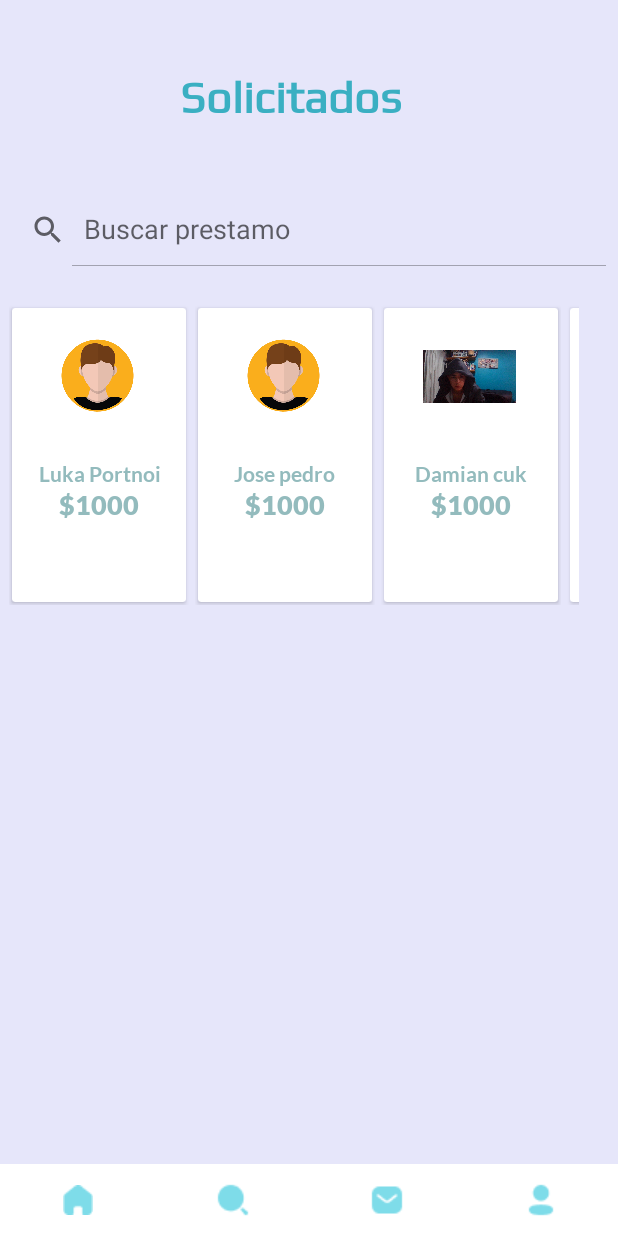
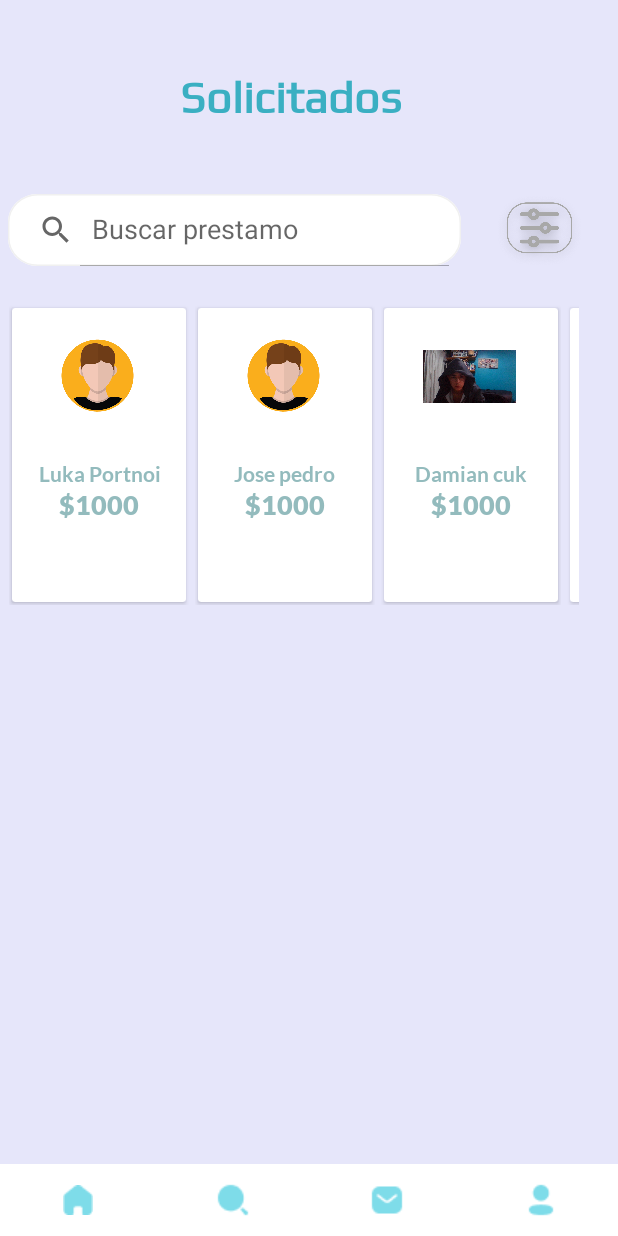
Before and after one commit to LoanGrounds/AndroidStudioLG, an Android app: the fragment LupaFragment placed in its activity, on a phone screen of 412 x 824 dp. Run offline under Robolectric (Android 15) with nearby library versions, the phone set to English and light mode, and no system bars; Roboto replaces fonts that are not available here.

Commit message:
actualizacion19>45 21/05

```diff
--- a/ProyectFinal/app/src/main/java/com/example/ProyectoFinal/loangrounds/MainActivityInicio.java
+++ b/ProyectFinal/app/src/main/java/com/example/ProyectoFinal/loangrounds/MainActivityInicio.java
@@ -14,6 +14,7 @@ import com.example.ProyectoFinal.loangrounds.Menu.CadaSolicitadoFragment;
 import com.example.ProyectoFinal.loangrounds.Menu.ContactoFragment;
 import com.example.ProyectoFinal.loangrounds.Menu.CrearPrestamoFragment;
 import com.example.ProyectoFinal.loangrounds.Menu.EditarPerfilFragment;
+import com.example.ProyectoFinal.loangrounds.Menu.FiltrosFragment;
 import com.example.ProyectoFinal.loangrounds.Menu.MenuFragment;
 import com.example.ProyectoFinal.loangrounds.Menu.LupaFragment;
 import com.example.ProyectoFinal.loangrounds.Menu.SolicitadosFragment;
@@ -30,6 +31,8 @@ public class MainActivityInicio extends AppCompatActivity {
     CadaSolicitadoFragment fragmentCadaSolicitado;
     CrearPrestamoFragment fragmentCrearPrestamo;
     EditarPerfilFragment fragmentEditarPerfil;
+    FiltrosFragment fragmentFiltros;
+
     private Object SupportFragmentManager;
 
 
@@ -70,6 +73,7 @@ public class MainActivityInicio extends AppCompatActivity {
         fragmentCadaSolicitado=new CadaSolicitadoFragment();
         fragmentCrearPrestamo=new CrearPrestamoFragment();
         fragmentEditarPerfil=new EditarPerfilFragment();
+        fragmentFiltros=new FiltrosFragment();
     }
     public  void setFragmentMenu(){
 
@@ -108,6 +112,10 @@ public class MainActivityInicio extends AppCompatActivity {
         reemplazarFragmenbts(fragmentCrearPrestamo);
 
     }
+    public  void setFragmentFiltros(){
+        reemplazarFragmenbts(fragmentFiltros);
+
+    }
 
 
     public void EnviarMensaje(int position,  List<Prestamo> prestamoList){
--- a/ProyectFinal/app/src/main/java/com/example/ProyectoFinal/loangrounds/Menu/ContactoFragment.java
+++ b/ProyectFinal/app/src/main/java/com/example/ProyectoFinal/loangrounds/Menu/ContactoFragment.java
@@ -37,6 +37,7 @@ public class ContactoFragment extends Fragment {
         layoutRhoot = inflater.inflate(R.layout.fragment_contacto, container, false);
 
         ObtenerReferencias();
+        SetearListners();
         return layoutRhoot;
     }
 
@@ -49,22 +50,20 @@ public class ContactoFragment extends Fragment {
 
     public void SetearListners() {
 
-        editarPerfil.setOnClickListener(editarPerfil_Click);
 
+        editarPerfil.setOnClickListener(new View.OnClickListener() {
+            @Override
+            public void onClick(View v) {
+                MainActivityInicio actividadContenedora;
+                actividadContenedora = (MainActivityInicio) getActivity();
+                actividadContenedora.setFragmentEditarPerfil();
+
+            }
+        });
 
     }
 
 
 
-    View.OnClickListener editarPerfil_Click = new View.OnClickListener() {
-        @Override
-        public void onClick(View view) {
 
-
-            MainActivityInicio actividadContenedora;
-            actividadContenedora = (MainActivityInicio) getActivity();
-            actividadContenedora.setFragmentEditarPerfil();
-
-        }
-    };
 }
--- /dev/null
+++ b/ProyectFinal/app/src/main/java/com/example/ProyectoFinal/loangrounds/Menu/FiltrosFragment.java
@@ -0,0 +1,38 @@
+package com.example.ProyectoFinal.loangrounds.Menu;
+
+import android.os.Bundle;
+
+import androidx.fragment.app.Fragment;
+
+import android.view.LayoutInflater;
+import android.view.View;
+import android.view.ViewGroup;
+
+import com.example.ProyectoFinal.loangrounds.R;
+
+
+public class FiltrosFragment extends Fragment {
+
+    View layoutRhoot;
+
+    public FiltrosFragment() {
+        // Required empty public constructor
+    }
+
+
+
+    @Override
+    public void onCreate(Bundle savedInstanceState) {
+        super.onCreate(savedInstanceState);
+
+    }
+
+    @Override
+    public View onCreateView(LayoutInflater inflater, ViewGroup container,
+                             Bundle savedInstanceState) {
+        // Inflate the layout for this fragment
+        layoutRhoot= inflater.inflate(R.layout.fragment_filtros, container, false);
+
+        return layoutRhoot;
+    }
+}
--- a/ProyectFinal/app/src/main/java/com/example/ProyectoFinal/loangrounds/Menu/LupaFragment.java
+++ b/ProyectFinal/app/src/main/java/com/example/ProyectoFinal/loangrounds/Menu/LupaFragment.java
@@ -12,6 +12,7 @@ import android.view.View;
 import android.view.ViewGroup;
 import android.widget.Adapter;
 import android.widget.ImageButton;
+import android.widget.ImageView;
 import android.widget.ListView;
 import android.widget.SearchView;
 import android.widget.Toast;
@@ -35,6 +36,7 @@ public class LupaFragment extends Fragment implements SearchView.OnQueryTextList
     RecyclerView recyclerView;
     LupaAdapter lupaAdapter;
     SearchView buscarPrestamo;
+    ImageView filtros;
 
     ArrayList<Prestamo> prestamoList;
 
@@ -91,11 +93,21 @@ public class LupaFragment extends Fragment implements SearchView.OnQueryTextList
     private void ObtenerReferencias() {
         recyclerView=(RecyclerView) layoutRhoot.findViewById(R.id.recyclerView);
         buscarPrestamo=(SearchView) layoutRhoot.findViewById(R.id.buscarPrestamo);
+        filtros=(ImageView) layoutRhoot.findViewById(R.id.imgFiltros);
     }
 
     private void initListeners(){
 
         buscarPrestamo.setOnQueryTextListener(this);
+        filtros.setOnClickListener(new View.OnClickListener() {
+            @Override
+            public void onClick(View v) {
+                MainActivityInicio actividadContenedora;
+                actividadContenedora = (MainActivityInicio) getActivity();
+                actividadContenedora.setFragmentFiltros();
+
+            }
+        });
 
     }
 
--- /dev/null
+++ b/ProyectFinal/app/src/main/res/drawable/ic_baseline_filter_list_24.xml
@@ -0,0 +1,5 @@
+<vector android:height="24dp" android:tint="#7D8981"
+    android:viewportHeight="24" android:viewportWidth="24"
+    android:width="24dp" xmlns:android="http://schemas.android.com/apk/res/android">
+    <path android:fillColor="@android:color/white" android:pathData="M10,18h4v-2h-4v2zM3,6v2h18L21,6L3,6zM6,13h12v-2L6,11v2z"/>
+</vector>
--- /dev/null
+++ b/ProyectFinal/app/src/main/res/drawable/search.xml
@@ -0,0 +1,30 @@
+<?xml version="1.0" encoding="utf-8"?>
+<vector
+    xmlns:android="http://schemas.android.com/apk/res/android"
+    xmlns:aapt="http://schemas.android.com/aapt"
+    android:width="302dp"
+    android:height="51dp"
+    android:viewportWidth="302"
+    android:viewportHeight="51"
+    >
+
+    <group>
+
+        <clip-path
+            android:pathData="M20 0H282C293.046 0 302 8.95431 302 20V31C302 42.0457 293.046 51 282 51H20C8.95431 51 0 42.0457 0 31V20C0 8.95431 8.95431 0 20 0Z"
+            />
+
+        <path
+            android:pathData="M0 0V51H302V0"
+            android:fillColor="#FFFFFF"
+            />
+
+        <path
+            android:pathData="M20 0H282C293.046 0 302 8.95431 302 20V31C302 42.0457 293.046 51 282 51H20C8.95431 51 0 42.0457 0 31V20C0 8.95431 8.95431 0 20 0Z"
+            android:strokeWidth="2"
+            android:strokeColor="#F0F0F0"
+            />
+
+    </group>
+
+</vector>
--- a/ProyectFinal/app/src/main/res/layout/fragment_lupa.xml
+++ b/ProyectFinal/app/src/main/res/layout/fragment_lupa.xml
@@ -23,14 +23,32 @@
             android:textSize="30sp"
             android:textStyle="bold" />
 
-        <SearchView
-
-            android:id="@+id/buscarPrestamo"
+        <LinearLayout
             android:layout_width="match_parent"
             android:layout_height="wrap_content"
-            android:iconifiedByDefault="false"
+            android:orientation="horizontal"
+            android:paddingStart="5dp">
 
-            android:queryHint="Buscar prestamo" />
+            <SearchView
+
+                android:id="@+id/buscarPrestamo"
+                android:layout_width="302dp"
+                android:layout_height="wrap_content"
+                android:background="@drawable/search"
+
+                android:iconifiedByDefault="false"
+                android:queryHint="Buscar prestamo" />
+
+            <ImageView
+                android:id="@+id/imgFiltros"
+                android:layout_width="wrap_content"
+                android:layout_height="match_parent"
+                android:layout_gravity="center"
+                android:layout_weight="1"
+                android:clickable="true"
+                android:src="@drawable/filtros" />
+
+        </LinearLayout>
 
         <LinearLayout
             android:id="@+id/linearLayout4"
```
Also changed, not shown: ProyectFinal/app/src/main/res/drawable/ic_baseline_access_time_24.xml (added, +13 -0 lines), ProyectFinal/app/src/main/res/drawable/ic_baseline_edit_24.xml (added, +10 -0 lines), ProyectFinal/app/src/main/res/drawable/ic_baseline_settings_24.xml (added, +10 -0 lines), ProyectFinal/app/src/main/res/drawable/ic_round_headset_mic_24.xml (added, +10 -0 lines), ProyectFinal/app/src/main/res/layout/fragment_contacto.xml (+6 -10 lines), ProyectFinal/app/src/main/res/layout/fragment_filtros.xml (added, +14 -0 lines), ProyectFinal/app/src/main/res/drawable/filtros.png (added), ProyectFinal/app/src/main/res/drawable/rectangle_3.xml (line endings or trailing spaces), 39 other files.
